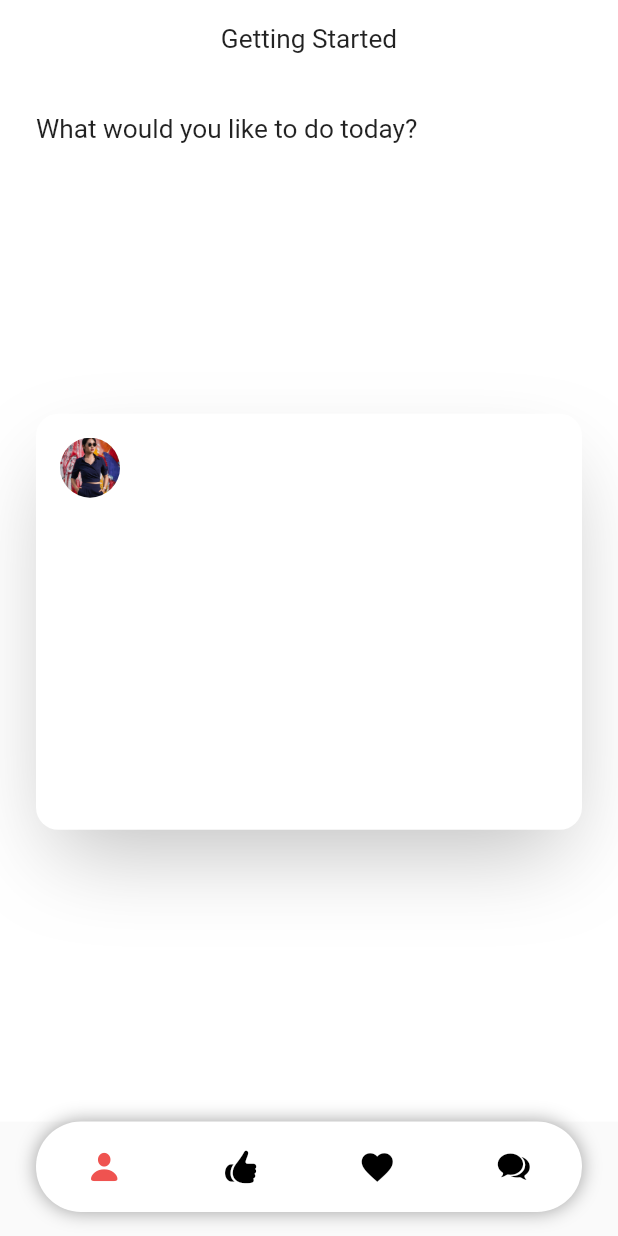
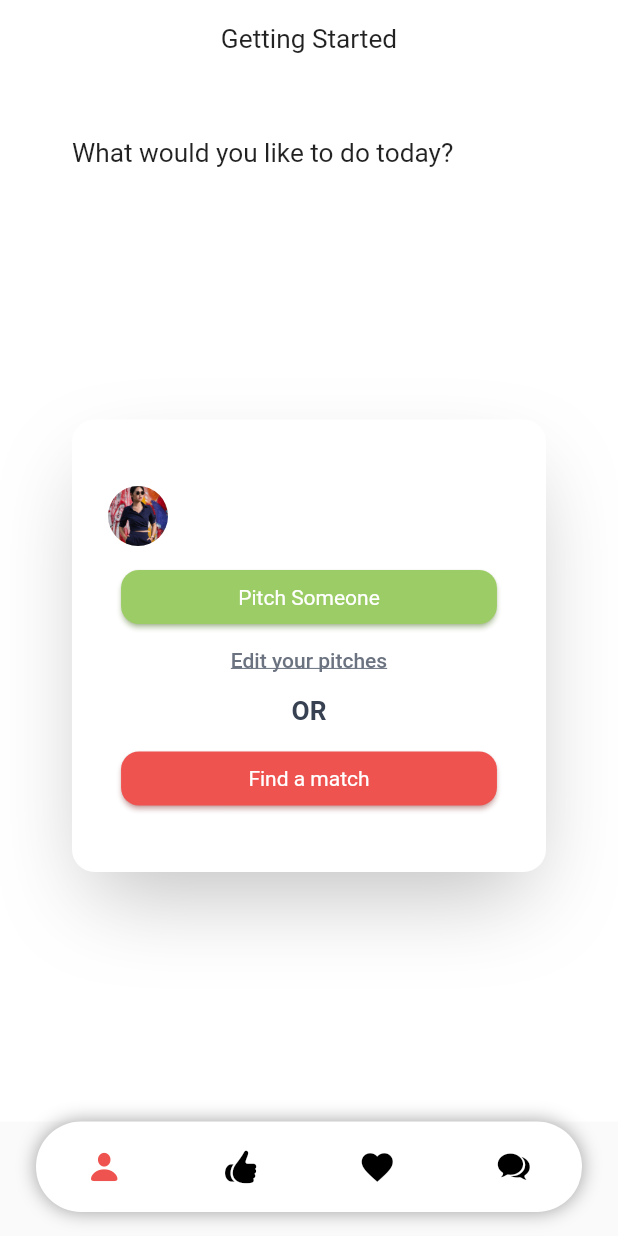
Before and after one commit to UsmanKhanFlutter/pitch_app, a Flutter app: the screen it shows after launch, swiped to page 2, on a phone screen of 412 x 824 dp. Run offline on Flutter 3.47's test engine with Material 2 defaults, Android fonts, the light colour scheme and no system bars; drawn by our look-alikes of velocity_x.

Commit message:
added more screens

```diff
--- a/lib/screens/screen_getting_started.dart
+++ b/lib/screens/screen_getting_started.dart
@@ -1,5 +1,7 @@
 import 'package:flutter/material.dart';
 import 'package:pitch_app/helpers/size_config.dart';
+import 'package:pitch_app/widgets/stretched_button.dart';
+import 'package:pitch_app/widgets/stretched_color_button.dart';
 import 'package:velocity_x/velocity_x.dart';
 
 class GettingStartedScreen extends StatelessWidget {
@@ -19,12 +21,20 @@ class GettingStartedScreen extends StatelessWidget {
                 .alignTopCenter
                 .height(ConfigSize.convertHeight(context, 50))
                 .make(),
-            "What would you like to do today?".text.xl.make(),
+            "What would you like to do today?"
+                .text
+                .xl
+                .make()
+                .pSymmetric(h: 24, v: 16),
             Expanded(
               child: VxBox(
                 child: VxBox(
-                        child: VStack([
-                  ClipRRect(
+                        child: VStack(
+                  [
+                    Container(
+                      width: double.infinity,
+                      alignment: Alignment.topLeft,
+                      child: ClipRRect(
                           borderRadius: BorderRadius.circular(20),
                           child: Image.asset(
                             "assets/images/girl.png",
@@ -32,14 +42,36 @@ class GettingStartedScreen extends StatelessWidget {
                             width: 40,
                             fit: BoxFit.cover,
                           )),
-                ]))
-                    .height(ConfigSize.convertHeight(context, 230))
+                    ),
+                    SizedBox(height: 16),
+                    StretchedColorButton(
+                        text: "Pitch Someone",
+                        onPressed: () {},
+                        height: 36,
+                        width: ConfigSize.convertWidth(context, 250),
+                        color: Colors.lightGreen.shade400),
+                    MaterialButton(
+                      onPressed: () {},
+                      child: "Edit your pitches".text.gray500.underline.make(),
+                    ),
+                    "OR".text.xl.gray700.bold.align(TextAlign.center).make(),
+                    SizedBox(height: 16),
+                    StretchedButton(
+                        text: "Find a match",
+                        height: 36,
+                        width: ConfigSize.convertWidth(context, 250),
+                        onPressed: () {}),
+                  ],
+                  crossAlignment: CrossAxisAlignment.center,
+                ).pSymmetric(h: 24, v: 16))
+                    .height(ConfigSize.convertHeight(context, 250))
                     .width(double.infinity)
                     .rounded
+                    .alignCenter
                     .shadow2xl
                     .white
-                    .p16
-                    .make(),
+                    .make()
+                    .pSymmetric(h: 24, v: 16),
               ).alignCenter.make(),
             )
           ],
```
Lines whose indentation alone changed are shown as unchanged.
